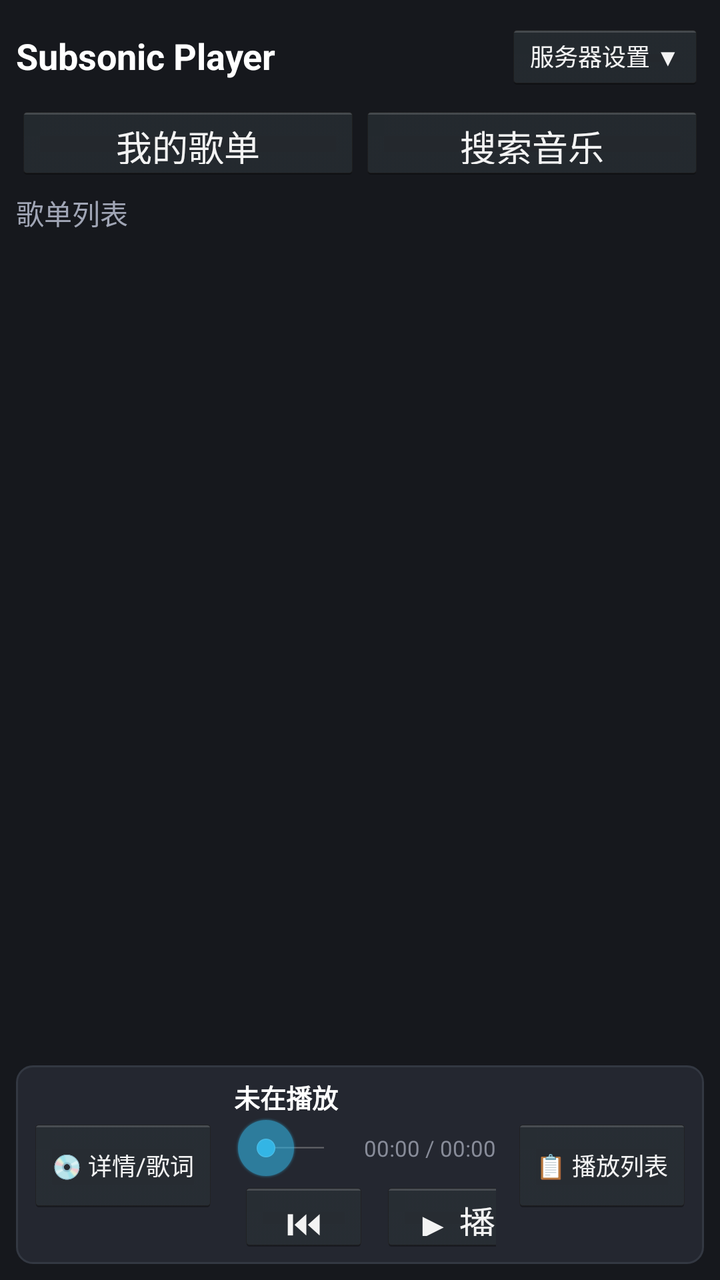
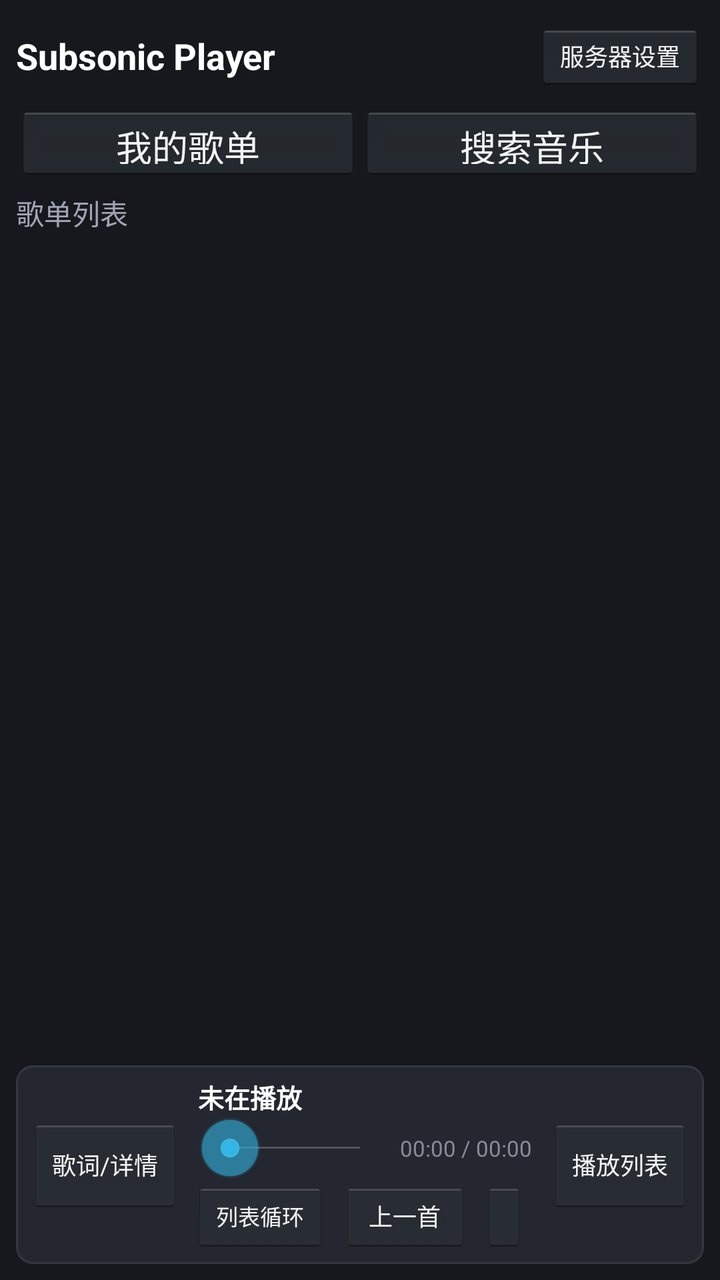

The first picture is an Android layout as it rendered before a commit; the second is the same layout after the commit. The layout source and the unified diff follow.
<!-- AndroidManifest.xml: application theme android:Theme.Holo.NoActionBar -->
<!-- res/layout/activity_main.xml -->
<?xml version="1.0" encoding="utf-8"?>
<FrameLayout xmlns:android="http://schemas.android.com/apk/res/android"
    android:layout_width="match_parent"
    android:layout_height="match_parent"
    android:background="#16181d">

    
    <LinearLayout
        android:id="@+id/layout_main_view"
        android:layout_width="match_parent"
        android:layout_height="match_parent"
        android:orientation="vertical"
        android:padding="8dp">

        
        <RelativeLayout
            android:layout_width="match_parent"
            android:layout_height="40dp"
            android:gravity="center_vertical">

            <TextView
                android:layout_width="wrap_content"
                android:layout_height="wrap_content"
                android:layout_alignParentLeft="true"
                android:layout_centerVertical="true"
                android:text="Subsonic Player"
                android:textColor="#ffffff"
                android:textSize="18sp"
                android:textStyle="bold" />

            <Button
                android:id="@+id/btn_toggle_config"
                android:layout_width="wrap_content"
                android:layout_height="34dp"
                android:layout_alignParentRight="true"
                android:layout_centerVertical="true"
                android:text="服务器设置 ▼"
                android:textSize="12sp" />
        </RelativeLayout>

        
        <LinearLayout
            android:id="@+id/layout_config_panel"
            android:layout_width="match_parent"
            android:layout_height="wrap_content"
            android:orientation="vertical"
            android:background="@drawable/bg_card"
            android:padding="8dp"
            android:layout_marginTop="4dp"
            android:visibility="gone">

            <EditText
                android:id="@+id/et_server"
                android:layout_width="match_parent"
                android:layout_height="wrap_content"
                android:hint="服务器地址 (如 http://192.168.1.100:4533)"
                android:textColor="#ffffff"
                android:textColorHint="#777777"
                android:singleLine="true" />

            <LinearLayout
                android:layout_width="match_parent"
                android:layout_height="wrap_content"
                android:orientation="horizontal">

                <EditText
                    android:id="@+id/et_username"
                    android:layout_width="0dp"
                    android:layout_height="wrap_content"
                    android:layout_weight="1"
                    android:hint="用户名"
                    android:textColor="#ffffff"
                    android:textColorHint="#777777"
                    android:singleLine="true" />

                <EditText
                    android:id="@+id/et_password"
                    android:layout_width="0dp"
                    android:layout_height="wrap_content"
                    android:layout_weight="1"
                    android:hint="密码"
                    android:textColor="#ffffff"
                    android:textColorHint="#777777"
                    android:inputType="textPassword"
                    android:singleLine="true" />

                <Button
                    android:id="@+id/btn_connect"
                    android:layout_width="wrap_content"
                    android:layout_height="wrap_content"
                    android:text="保存连接" />
            </LinearLayout>
        </LinearLayout>

        
        <LinearLayout
            android:layout_width="match_parent"
            android:layout_height="38dp"
            android:orientation="horizontal"
            android:layout_marginTop="4dp">

            <Button
                android:id="@+id/btn_tab_playlists"
                android:layout_width="0dp"
                android:layout_height="match_parent"
                android:layout_weight="1"
                android:text="我的歌单" />

            <Button
                android:id="@+id/btn_tab_search"
                android:layout_width="0dp"
                android:layout_height="match_parent"
                android:layout_weight="1"
                android:text="搜索音乐" />
        </LinearLayout>

        
        <LinearLayout
            android:id="@+id/layout_search_bar"
            android:layout_width="match_parent"
            android:layout_height="wrap_content"
            android:orientation="horizontal"
            android:layout_marginTop="4dp"
            android:visibility="gone">

            <EditText
                android:id="@+id/et_search_keyword"
                android:layout_width="0dp"
                android:layout_height="wrap_content"
                android:layout_weight="1"
                android:hint="输入歌曲名或歌手..."
                android:textColor="#ffffff"
                android:textColorHint="#777777"
                android:singleLine="true" />

            <Button
                android:id="@+id/btn_search_submit"
                android:layout_width="wrap_content"
                android:layout_height="wrap_content"
                android:text="搜索" />
        </LinearLayout>

        
        <LinearLayout
            android:layout_width="match_parent"
            android:layout_height="0dp"
            android:layout_weight="1"
            android:orientation="horizontal"
            android:layout_marginTop="6dp">

            
            <LinearLayout
                android:layout_width="0dp"
                android:layout_height="match_parent"
                android:layout_weight="1"
                android:orientation="vertical">

                <RelativeLayout
                    android:layout_width="match_parent"
                    android:layout_height="wrap_content"
                    android:layout_marginBottom="4dp">

                    <TextView
                        android:id="@+id/tv_list_title"
                        android:layout_width="wrap_content"
                        android:layout_height="wrap_content"
                        android:layout_alignParentLeft="true"
                        android:layout_centerVertical="true"
                        android:text="歌单列表"
                        android:textColor="#a0a5b5"
                        android:textSize="14sp" />

                    <Button
                        android:id="@+id/btn_back"
                        android:layout_width="wrap_content"
                        android:layout_height="30dp"
                        android:layout_alignParentRight="true"
                        android:layout_centerVertical="true"
                        android:text="返回上层"
                        android:textSize="11sp"
                        android:visibility="gone" />
                </RelativeLayout>

                <ListView
                    android:id="@+id/list_view"
                    android:layout_width="match_parent"
                    android:layout_height="match_parent"
                    android:divider="#242730"
                    android:dividerHeight="1dp" />
            </LinearLayout>

            
            <LinearLayout
                android:id="@+id/layout_queue_panel"
                android:layout_width="280dp"
                android:layout_height="match_parent"
                android:orientation="vertical"
                android:background="@drawable/bg_card"
                android:padding="8dp"
                android:layout_marginLeft="6dp"
                android:visibility="gone">

                <RelativeLayout
                    android:layout_width="match_parent"
                    android:layout_height="wrap_content"
                    android:layout_marginBottom="4dp">

                    <TextView
                        android:layout_width="wrap_content"
                        android:layout_height="wrap_content"
                        android:text="当前播放列表"
                        android:textColor="#ffffff"
                        android:textSize="14sp"
                        android:textStyle="bold" />

                    <Button
                        android:id="@+id/btn_close_queue"
                        android:layout_width="wrap_content"
                        android:layout_height="28dp"
                        android:layout_alignParentRight="true"
                        android:text="关闭 ✕"
                        android:textSize="10sp" />
                </RelativeLayout>

                <ListView
                    android:id="@+id/lv_queue"
                    android:layout_width="match_parent"
                    android:layout_height="match_parent"
                    android:divider="#333842"
                    android:dividerHeight="1dp" />
            </LinearLayout>

        </LinearLayout>

        
        <LinearLayout
            android:layout_width="match_parent"
            android:layout_height="wrap_content"
            android:orientation="horizontal"
            android:background="@drawable/bg_card"
            android:padding="6dp"
            android:gravity="center_vertical"
            android:layout_marginTop="6dp">

            
            <Button
                android:id="@+id/btn_open_detail"
                android:layout_width="wrap_content"
                android:layout_height="48dp"
                android:text="💿 详情/歌词"
                android:textSize="12sp" />

            
            <LinearLayout
                android:layout_width="0dp"
                android:layout_height="wrap_content"
                android:layout_weight="1"
                android:orientation="vertical"
                android:paddingLeft="8dp"
                android:paddingRight="8dp">

                <RelativeLayout
                    android:layout_width="match_parent"
                    android:layout_height="wrap_content">

                    <TextView
                        android:id="@+id/tv_current_song"
                        android:layout_width="match_parent"
                        android:layout_height="wrap_content"
                        android:text="未在播放"
                        android:textColor="#ffffff"
                        android:textSize="13sp"
                        android:textStyle="bold"
                        android:singleLine="true" />
                </RelativeLayout>

                <LinearLayout
                    android:layout_width="match_parent"
                    android:layout_height="wrap_content"
                    android:orientation="horizontal"
                    android:gravity="center_vertical">

                    <SeekBar
                        android:id="@+id/seek_bar"
                        android:layout_width="0dp"
                        android:layout_height="wrap_content"
                        android:layout_weight="1"
                        android:max="100" />

                    <TextView
                        android:id="@+id/tv_time"
                        android:layout_width="wrap_content"
                        android:layout_height="wrap_content"
                        android:text="00:00 / 00:00"
                        android:textColor="#888c99"
                        android:textSize="11sp"
                        android:paddingLeft="4dp" />
                </LinearLayout>

                <LinearLayout
                    android:layout_width="match_parent"
                    android:layout_height="wrap_content"
                    android:orientation="horizontal"
                    android:gravity="center">

                    <Button
                        android:id="@+id/btn_mode"
                        android:layout_width="wrap_content"
                        android:layout_height="36dp"
                        android:text="🔁 列表循环"
                        android:textSize="11sp" />

                    <Button
                        android:id="@+id/btn_prev"
                        android:layout_width="65dp"
                        android:layout_height="36dp"
                        android:text="⏮"
                        android:layout_marginLeft="6dp" />

                    <Button
                        android:id="@+id/btn_play_pause"
                        android:layout_width="75dp"
                        android:layout_height="36dp"
                        android:text="▶ 播放"
                        android:layout_marginLeft="6dp" />

                    <Button
                        android:id="@+id/btn_next"
                        android:layout_width="65dp"
                        android:layout_height="36dp"
                        android:text="⏭"
                        android:layout_marginLeft="6dp" />
                </LinearLayout>
            </LinearLayout>

            
            <Button
                android:id="@+id/btn_toggle_queue"
                android:layout_width="wrap_content"
                android:layout_height="48dp"
                android:text="📋 播放列表"
                android:textSize="12sp" />

        </LinearLayout>

    </LinearLayout>

    
    <LinearLayout
        android:id="@+id/layout_detail_overlay"
        android:layout_width="match_parent"
        android:layout_height="match_parent"
        android:orientation="vertical"
        android:background="#16181d"
        android:padding="12dp"
        android:visibility="gone">

        
        <RelativeLayout
            android:layout_width="match_parent"
            android:layout_height="40dp">

            <Button
                android:id="@+id/btn_close_detail"
                android:layout_width="wrap_content"
                android:layout_height="34dp"
                android:layout_alignParentLeft="true"
                android:layout_centerVertical="true"
                android:text="▼ 收起"
                android:textSize="12sp" />

            <TextView
                android:layout_width="wrap_content"
                android:layout_height="wrap_content"
                android:layout_centerInParent="true"
                android:text="正在播放"
                android:textColor="#ffffff"
                android:textSize="16sp"
                android:textStyle="bold" />
        </RelativeLayout>

        
        <LinearLayout
            android:layout_width="match_parent"
            android:layout_height="0dp"
            android:layout_weight="1"
            android:orientation="horizontal"
            android:layout_marginTop="8dp">

            
            <LinearLayout
                android:layout_width="0dp"
                android:layout_height="match_parent"
                android:layout_weight="1"
                android:orientation="vertical"
                android:gravity="center"
                android:background="@drawable/bg_card"
                android:padding="12dp">

                
                <ImageView
                    android:id="@+id/iv_detail_cover"
                    android:layout_width="220dp"
                    android:layout_height="220dp"
                    android:scaleType="centerCrop"
                    android:src="@android:drawable/ic_menu_report_image"
                    android:background="#111317" />

                <TextView
                    android:id="@+id/tv_detail_title"
                    android:layout_width="wrap_content"
                    android:layout_height="wrap_content"
                    android:text="歌曲名称"
                    android:textColor="#ffffff"
                    android:textSize="18sp"
                    android:textStyle="bold"
                    android:layout_marginTop="12dp"
                    android:singleLine="true" />

                <TextView
                    android:id="@+id/tv_detail_artist"
                    android:layout_width="wrap_content"
                    android:layout_height="wrap_content"
                    android:text="歌手名称"
                    android:textColor="#a0a5b5"
                    android:textSize="14sp"
                    android:layout_marginTop="4dp"
                    android:singleLine="true" />

                
                <LinearLayout
                    android:layout_width="match_parent"
                    android:layout_height="wrap_content"
                    android:orientation="horizontal"
                    android:gravity="center_vertical"
                    android:layout_marginTop="10dp">

                    <SeekBar
                        android:id="@+id/detail_seek_bar"
                        android:layout_width="0dp"
                        android:layout_height="wrap_content"
                        android:layout_weight="1"
                        android:max="100" />

                    <TextView
                        android:id="@+id/tv_detail_time"
                        android:layout_width="wrap_content"
                        android:layout_height="wrap_content"
                        android:text="00:00 / 00:00"
                        android:textColor="#888c99"
                        android:textSize="11sp" />
                </LinearLayout>

                
                <LinearLayout
                    android:layout_width="match_parent"
                    android:layout_height="wrap_content"
                    android:orientation="horizontal"
                    android:gravity="center"
                    android:layout_marginTop="8dp">

                    <Button
                        android:id="@+id/btn_detail_mode"
                        android:layout_width="wrap_content"
                        android:layout_height="40dp"
                        android:text="🔁 列表循环"
                        android:textSize="11sp" />

                    <Button
                        android:id="@+id/btn_detail_prev"
                        android:layout_width="65dp"
                        android:layout_height="40dp"
                        android:text="⏮"
                        android:layout_marginLeft="6dp" />

                    <Button
                        android:id="@+id/btn_detail_play_pause"
                        android:layout_width="75dp"
                        android:layout_height="40dp"
                        android:text="▶ 播放"
                        android:layout_marginLeft="6dp" />

                    <Button
                        android:id="@+id/btn_detail_next"
                        android:layout_width="65dp"
                        android:layout_height="40dp"
                        android:text="⏭"
                        android:layout_marginLeft="6dp" />
                </LinearLayout>
            </LinearLayout>

            
            <LinearLayout
                android:layout_width="0dp"
                android:layout_height="match_parent"
                android:layout_weight="1.2"
                android:orientation="vertical"
                android:background="@drawable/bg_card"
                android:padding="12dp"
                android:layout_marginLeft="8dp">

                <TextView
                    android:layout_width="wrap_content"
                    android:layout_height="wrap_content"
                    android:text="歌词内容"
                    android:textColor="#a0a5b5"
                    android:textSize="13sp"
                    android:layout_marginBottom="6dp" />

                <ScrollView
                    android:layout_width="match_parent"
                    android:layout_height="match_parent">

                    <TextView
                        android:id="@+id/tv_lyrics"
                        android:layout_width="match_parent"
                        android:layout_height="wrap_content"
                        android:text="暂无歌词"
                        android:textColor="#e0e0e0"
                        android:textSize="15sp"
                        android:lineSpacingExtra="6dp"
                        android:gravity="center_horizontal"
                        android:padding="8dp" />
                </ScrollView>
            </LinearLayout>

        </LinearLayout>

    </LinearLayout>

</FrameLayout>
<!-- resources referenced by this layout -->
<resources>
  <!-- drawable bg_card (drawable) -->
  <?xml version="1.0" encoding="utf-8"?>
  <shape xmlns:android="http://schemas.android.com/apk/res/android">
      <solid android:color="#242730" />
      <corners android:radius="8dp" />
      <stroke android:width="1dp" android:color="#333842" />
  </shape>
</resources>

<!-- the commit's change to res/layout/activity_main.xml (unified diff, before → after) -->
@@ -34,7 +34,7 @@
                 android:layout_height="34dp"
                 android:layout_alignParentRight="true"
                 android:layout_centerVertical="true"
-                android:text="服务器设置 ▼"
+                android:text="服务器设置"
                 android:textSize="12sp" />
         </RelativeLayout>
 
@@ -88,7 +88,7 @@
                     android:id="@+id/btn_connect"
                     android:layout_width="wrap_content"
                     android:layout_height="wrap_content"
-                    android:text="保存连接" />
+                    android:text="保存并连接" />
             </LinearLayout>
         </LinearLayout>
 
@@ -176,7 +176,7 @@
                         android:layout_height="30dp"
                         android:layout_alignParentRight="true"
                         android:layout_centerVertical="true"
-                        android:text="返回上层"
+                        android:text="返回列表"
                         android:textSize="11sp"
                         android:visibility="gone" />
                 </RelativeLayout>
@@ -218,8 +218,8 @@
                         android:layout_width="wrap_content"
                         android:layout_height="28dp"
                         android:layout_alignParentRight="true"
-                        android:text="关闭 ✕"
-                        android:textSize="10sp" />
+                        android:text="关闭"
+                        android:textSize="11sp" />
                 </RelativeLayout>
 
                 <ListView
@@ -247,7 +247,7 @@
                 android:id="@+id/btn_open_detail"
                 android:layout_width="wrap_content"
                 android:layout_height="48dp"
-                android:text="💿 详情/歌词"
+                android:text="歌词/详情"
                 android:textSize="12sp" />
 
             
@@ -259,20 +259,15 @@
                 android:paddingLeft="8dp"
                 android:paddingRight="8dp">
 
-                <RelativeLayout
-                    android:layout_width="match_parent"
-                    android:layout_height="wrap_content">
-
-                    <TextView
-                        android:id="@+id/tv_current_song"
-                        android:layout_width="match_parent"
-                        android:layout_height="wrap_content"
-                        android:text="未在播放"
-                        android:textColor="#ffffff"
-                        android:textSize="13sp"
-                        android:textStyle="bold"
-                        android:singleLine="true" />
-                </RelativeLayout>
+                <TextView
+                    android:id="@+id/tv_current_song"
+                    android:layout_width="match_parent"
+                    android:layout_height="wrap_content"
+                    android:text="未在播放"
+                    android:textColor="#ffffff"
+                    android:textSize="13sp"
+                    android:textStyle="bold"
+                    android:singleLine="true" />
 
                 <LinearLayout
                     android:layout_width="match_parent"
@@ -297,6 +292,7 @@
                         android:paddingLeft="4dp" />
                 </LinearLayout>
 
+                
                 <LinearLayout
                     android:layout_width="match_parent"
                     android:layout_height="wrap_content"
@@ -307,28 +303,34 @@
                         android:id="@+id/btn_mode"
                         android:layout_width="wrap_content"
                         android:layout_height="36dp"
-                        android:text="🔁 列表循环"
+                        android:text="列表循环"
                         android:textSize="11sp" />
 
                     <Button
                         android:id="@+id/btn_prev"
-                        android:layout_width="65dp"
+                        android:layout_width="wrap_content"
                         android:layout_height="36dp"
-                        android:text="⏮"
+                        android:minWidth="65dp"
+                        android:text="上一首"
+                        android:textSize="12sp"
                         android:layout_marginLeft="6dp" />
 
                     <Button
                         android:id="@+id/btn_play_pause"
-                        android:layout_width="75dp"
+                        android:layout_width="wrap_content"
                         android:layout_height="36dp"
-                        android:text="▶ 播放"
+                        android:minWidth="75dp"
+                        android:text="播放"
+                        android:textSize="12sp"
                         android:layout_marginLeft="6dp" />
 
                     <Button
                         android:id="@+id/btn_next"
-                        android:layout_width="65dp"
+                        android:layout_width="wrap_content"
                         android:layout_height="36dp"
-                        android:text="⏭"
+                        android:minWidth="65dp"
+                        android:text="下一首"
+                        android:textSize="12sp"
                         android:layout_marginLeft="6dp" />
                 </LinearLayout>
             </LinearLayout>
@@ -338,7 +340,7 @@
                 android:id="@+id/btn_toggle_queue"
                 android:layout_width="wrap_content"
                 android:layout_height="48dp"
-                android:text="📋 播放列表"
+                android:text="播放列表"
                 android:textSize="12sp" />
 
         </LinearLayout>
@@ -366,7 +368,7 @@
                 android:layout_height="34dp"
                 android:layout_alignParentLeft="true"
                 android:layout_centerVertical="true"
-                android:text="▼ 收起"
+                android:text="收起详情"
                 android:textSize="12sp" />
 
             <TextView
@@ -397,7 +399,6 @@
                 android:background="@drawable/bg_card"
                 android:padding="12dp">
 
-                
                 <ImageView
                     android:id="@+id/iv_detail_cover"
                     android:layout_width="220dp"
@@ -463,28 +464,34 @@
                         android:id="@+id/btn_detail_mode"
                         android:layout_width="wrap_content"
                         android:layout_height="40dp"
-                        android:text="🔁 列表循环"
+                        android:text="列表循环"
                         android:textSize="11sp" />
 
                     <Button
                         android:id="@+id/btn_detail_prev"
-                        android:layout_width="65dp"
+                        android:layout_width="wrap_content"
                         android:layout_height="40dp"
-                        android:text="⏮"
+                        android:minWidth="65dp"
+                        android:text="上一首"
+                        android:textSize="12sp"
                         android:layout_marginLeft="6dp" />
 
                     <Button
                         android:id="@+id/btn_detail_play_pause"
-                        android:layout_width="75dp"
+                        android:layout_width="wrap_content"
                         android:layout_height="40dp"
-                        android:text="▶ 播放"
+                        android:minWidth="75dp"
+                        android:text="播放"
+                        android:textSize="12sp"
                         android:layout_marginLeft="6dp" />
 
                     <Button
                         android:id="@+id/btn_detail_next"
-                        android:layout_width="65dp"
+                        android:layout_width="wrap_content"
                         android:layout_height="40dp"
-                        android:text="⏭"
+                        android:minWidth="65dp"
+                        android:text="下一首"
+                        android:textSize="12sp"
                         android:layout_marginLeft="6dp" />
                 </LinearLayout>
             </LinearLayout>
@@ -502,25 +509,26 @@
                 <TextView
                     android:layout_width="wrap_content"
                     android:layout_height="wrap_content"
-                    android:text="歌词内容"
+                    android:text="歌词"
                     android:textColor="#a0a5b5"
                     android:textSize="13sp"
                     android:layout_marginBottom="6dp" />
 
                 <ScrollView
-                    android:layout_width="match_parent"
-                    android:layout_height="match_parent">
-
-                    <TextView
-                        android:id="@+id/tv_lyrics"
+                    android:id="@+id/scroll_lyrics"
+                    android:layout_width="match_parent"
+                    android:layout_height="match_parent"
+                    android:fillViewport="true"
+                    android:scrollbars="none">
+
+                    <LinearLayout
+                        android:id="@+id/layout_lyrics_container"
                         android:layout_width="match_parent"
                         android:layout_height="wrap_content"
-                        android:text="暂无歌词"
-                        android:textColor="#e0e0e0"
-                        android:textSize="15sp"
-                        android:lineSpacingExtra="6dp"
+                        android:orientation="vertical"
                         android:gravity="center_horizontal"
-                        android:padding="8dp" />
+                        android:paddingTop="150dp"
+                        android:paddingBottom="150dp" />
                 </ScrollView>
             </LinearLayout>
 
